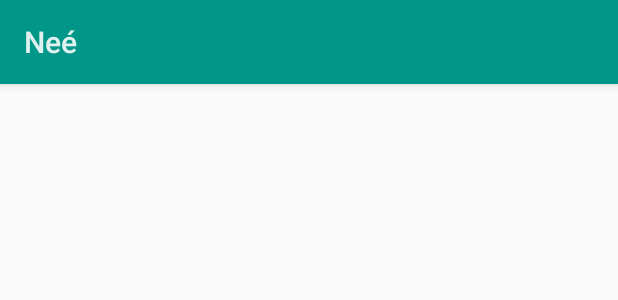
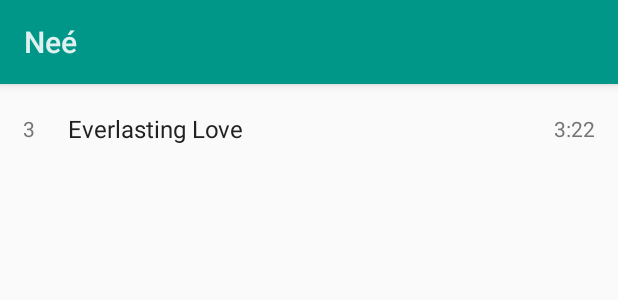
Before and after one commit to daugeldauge/NeePlayer, an Android app: the layout song.xml on its own in the app's theme, with its tools: preview values and no code run, on a phone screen of 412 x 824 dp. Shown: the top 300 px of the screen. Run offline under Robolectric (Android 15) with nearby library versions, the phone set to English and light mode, and no system bars.

Commit message:
Create the layout for song list

```diff
--- a/app/src/main/res/layout/song.xml
+++ b/app/src/main/res/layout/song.xml
@@ -1,20 +1,37 @@
 <LinearLayout
     xmlns:android="http://schemas.android.com/apk/res/android"
-    android:orientation="vertical"
+    android:orientation="horizontal"
     android:layout_width="match_parent"
-    android:layout_height="wrap_content"
-    android:onClick="songPicked">
+    android:layout_height="60dp"
+    android:padding="15dp">
+
+
+    <TextView
+        android:id="@+id/song_track"
+        android:textSize="14sp"
+        android:textColor="@color/black54"
+        android:layout_width="30dp"
+        android:layout_height="match_parent"
+        android:gravity="center_vertical|left"
+        android:text="3"/>
+
 
     <TextView
         android:id="@+id/song_title"
-        android:textSize="20sp"
-        android:textStyle="bold"
+        android:textSize="16sp"
+        android:textColor="@color/black87"
+        android:layout_width="wrap_content"
+        android:layout_height="match_parent"
+        android:gravity="center_vertical|left"
+        android:text="Everlasting Love"/>
+
+    <TextView
+        android:id="@+id/song_duration"
+        android:textSize="14sp"
+        android:textColor="@color/black54"
         android:layout_width="match_parent"
-        android:layout_height="wrap_content" />
-    <TextView
-        android:id="@+id/song_artist"
-        android:textSize="18sp"
-        android:layout_width="match_parent"
-        android:layout_height="wrap_content" />
+        android:layout_height="match_parent"
+        android:gravity="center_vertical|right"
+        android:text="3:22"/>
 
 </LinearLayout>
```
